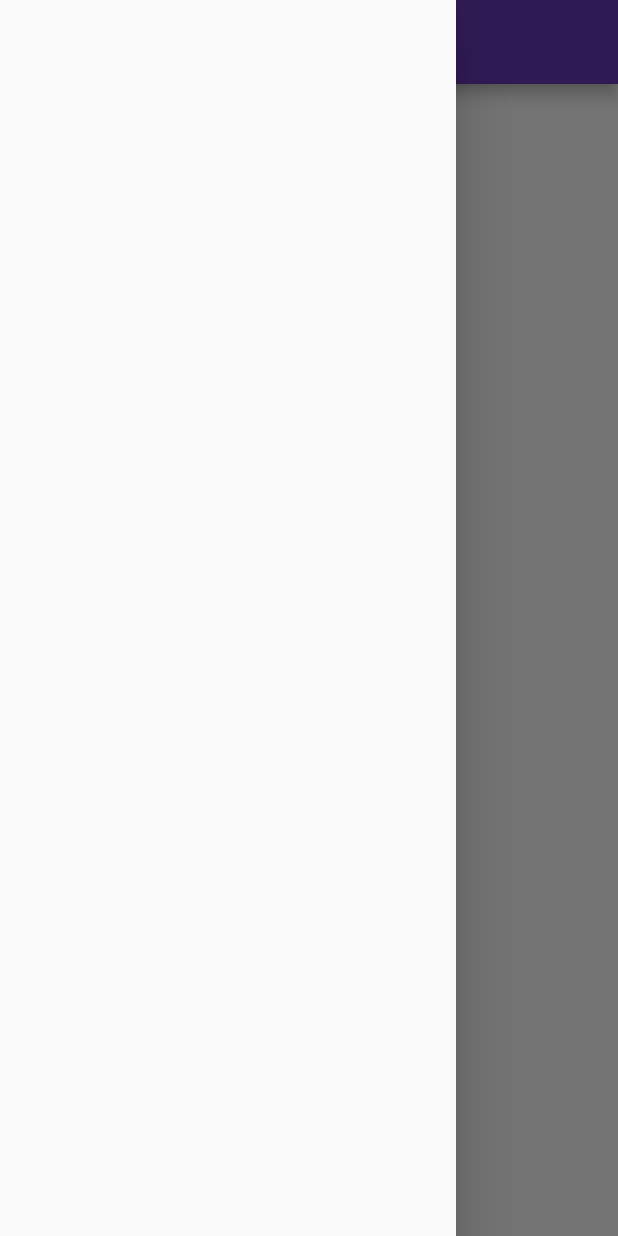
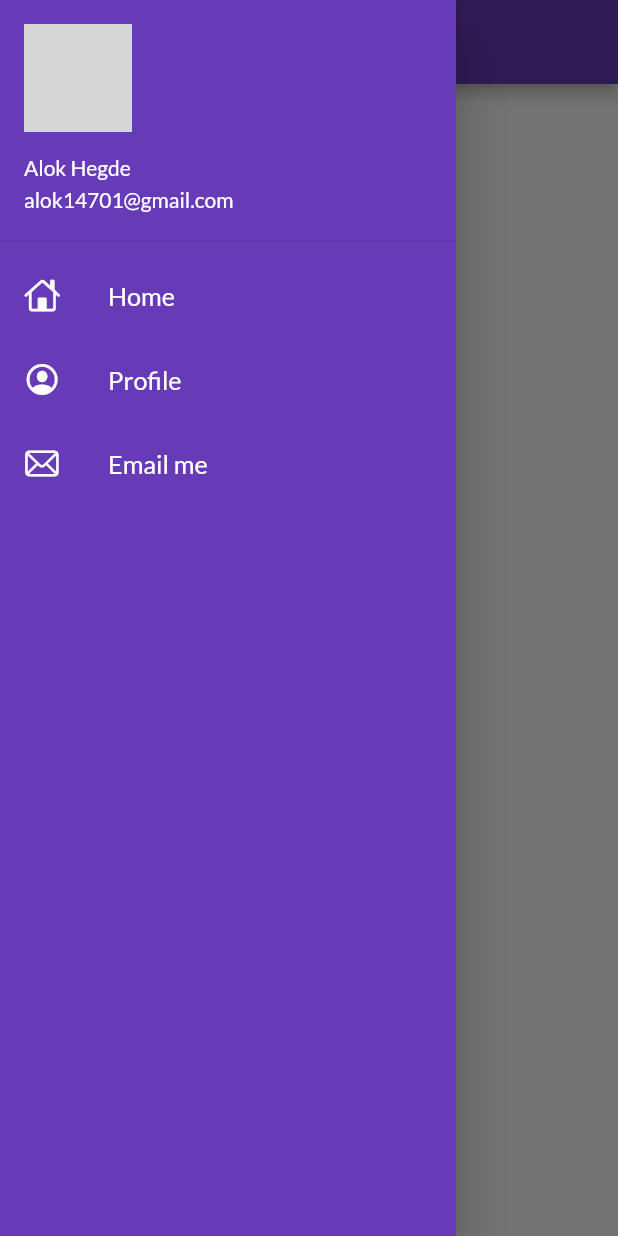
Before and after one commit to alokhegde2/flutter_apps, a Flutter app: the HomePage screen opened by its route, with the side drawer open, on a phone screen of 412 x 824 dp. Run offline on Flutter 3.47's test engine with Material 2 defaults, Android fonts, the light colour scheme and no system bars; our stand-ins replace google_fonts; network calls fail; grey boxes are pictures that could not be loaded.

Commit message:
day8 completed

```diff
--- a/lib/main.dart
+++ b/lib/main.dart
@@ -22,9 +22,9 @@ class MyApp extends StatelessWidget {
         fontFamily: GoogleFonts.lato().fontFamily,
         primaryTextTheme: GoogleFonts.latoTextTheme(),
       ),
-      darkTheme: ThemeData(
-        brightness: Brightness.dark,
-      ),
+      // darkTheme: ThemeData(
+      //   brightness: Brightness.dark,
+      // ),
       initialRoute: "/login",
       routes: {
         MyRoutes.homeRoute: (context) => HomePage(),
--- a/lib/pages/home_page.dart
+++ b/lib/pages/home_page.dart
@@ -1,4 +1,5 @@
 import "package:flutter/material.dart";
+import 'package:online_shop/widgets/drawer.dart';
 
 class HomePage extends StatelessWidget {
   @override
@@ -15,7 +16,7 @@ class HomePage extends StatelessWidget {
             child: Text("Welcome to $day days challenge"),
           ),
         ),
-        drawer: Drawer(),
+        drawer: MyDrawer()
       ),
     );
   }
--- /dev/null
+++ b/lib/widgets/drawer.dart
@@ -0,0 +1,69 @@
+import 'package:flutter/cupertino.dart';
+import 'package:flutter/material.dart';
+
+class MyDrawer extends StatelessWidget {
+  @override
+  Widget build(BuildContext context) {
+    final imageUrl = "https://he-s3.s3.amazonaws.com/media/avatars/alok14701/resized/160/aaue7mcj5cb3-5-orarf46vezsw2rfueiv81u3zj4rborw";
+    return Drawer(
+      child: Container(
+        color: Colors.deepPurple,
+        child: ListView(
+          padding: EdgeInsets.zero,
+          children: [
+            DrawerHeader(
+              padding: EdgeInsets.zero,
+              child: UserAccountsDrawerHeader(
+                margin: EdgeInsets.zero,
+                accountName: Text("Alok Hegde" , style: TextStyle(color : Colors.white),),
+                accountEmail: Text("alok14701@gmail.com", style: TextStyle(color : Colors.white),),
+                currentAccountPicture: CircleAvatar(
+                  backgroundImage: NetworkImage(imageUrl),
+                ) ,
+                ),
+              ),
+              ListTile(
+                leading: Icon(
+                  CupertinoIcons.home,
+                  color : Colors.white,
+                ),
+                title: Text(
+                  "Home",
+                  textScaleFactor: 1.2,
+                  style: TextStyle(
+                    color:Colors.white,
+                  ),
+                ),
+              ),
+              ListTile(
+                leading: Icon(
+                  CupertinoIcons.profile_circled,
+                  color : Colors.white,
+                ),
+                title: Text(
+                  "Profile",
+                  textScaleFactor: 1.2,
+                  style: TextStyle(
+                    color:Colors.white,
+                  ),
+                ),
+              ),
+              ListTile(
+                leading: Icon(
+                  CupertinoIcons.mail,
+                  color : Colors.white,
+                ),
+                title: Text(
+                  "Email me",
+                  textScaleFactor: 1.2,
+                  style: TextStyle(
+                    color:Colors.white,
+                  ),
+                ),
+              )
+          ],
+        ),
+      ),
+    );
+  }
+}
```
